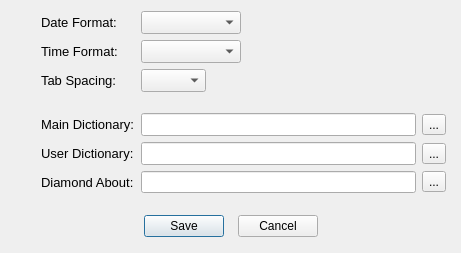
This is dialog_options.ui in copperspice/diamond as Qt 5 draws it before an edit. The edited form follows.
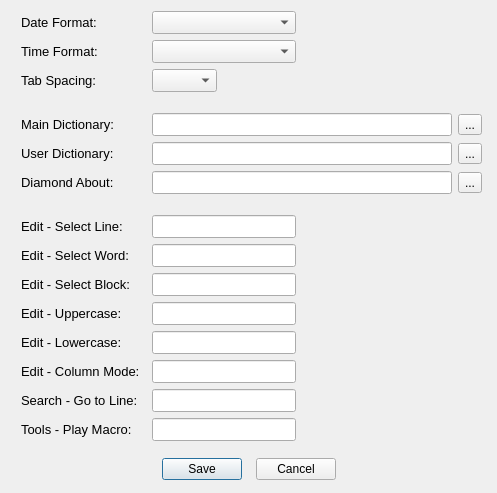
This is the edited form. Custom widgets are drawn as their Qt base class.

Commit message: User definded hot keys

The edit to the form file:
```diff
--- a/dialog_options.ui
+++ b/dialog_options.ui
@@ -9,8 +9,8 @@
    <rect>
     <x>0</x>
     <y>0</y>
-    <width>460</width>
-    <height>253</height>
+    <width>496</width>
+    <height>493</height>
    </rect>
   </property>
   <property name="windowTitle">
@@ -26,23 +26,32 @@
    <property name="rightMargin">
     <number>15</number>
    </property>
-   <item row="5" column="5">
-    <widget class="QToolButton" name="dictUser_TB">
-     <property name="text">
-      <string>...</string>
-     </property>
-    </widget>
-   </item>
-   <item row="4" column="5">
+   <item row="4" column="6">
     <widget class="QToolButton" name="dictMain_TB">
      <property name="text">
       <string>...</string>
      </property>
     </widget>
    </item>
-   <item row="4" column="0">
-    <spacer name="horizontalSpacer_2">
+   <item row="3" column="1">
+    <spacer name="verticalSpacer_2">
      <property name="orientation">
+      <enum>Qt::Vertical</enum>
+     </property>
+     <property name="sizeType">
+      <enum>QSizePolicy::Fixed</enum>
+     </property>
+     <property name="sizeHint" stdset="0">
+      <size>
+       <width>20</width>
+       <height>15</height>
+      </size>
+     </property>
+    </spacer>
+   </item>
+   <item row="1" column="4" colspan="3">
+    <spacer name="horizontalSpacer_3">
+     <property name="orientation">
       <enum>Qt::Horizontal</enum>
      </property>
      <property name="sizeType">
@@ -50,18 +59,65 @@
      </property>
      <property name="sizeHint" stdset="0">
       <size>
-       <width>13</width>
-       <height>13</height>
+       <width>125</width>
+       <height>20</height>
       </size>
      </property>
     </spacer>
    </item>
-   <item row="0" column="2">
-    <widget class="QComboBox" name="dateFormat_CB">
+   <item row="14" column="3">
+    <widget class="KeyLineEdit" name="key_columnMode">
+     <property name="font">
+      <font>
+       <pointsize>10</pointsize>
+      </font>
+     </property>
+    </widget>
+   </item>
+   <item row="17" column="1">
+    <spacer name="verticalSpacer_3">
+     <property name="orientation">
+      <enum>Qt::Vertical</enum>
+     </property>
+     <property name="sizeHint" stdset="0">
+      <size>
+       <width>20</width>
+       <height>10</height>
+      </size>
+     </property>
+    </spacer>
+   </item>
+   <item row="13" column="1">
+    <widget class="QLabel" name="label_11">
+     <property name="font">
+      <font>
+       <pointsize>10</pointsize>
+      </font>
+     </property>
+     <property name="text">
+      <string>Edit - Lowercase:</string>
+     </property>
+    </widget>
+   </item>
+   <item row="8" column="4">
+    <spacer name="horizontalSpacer">
+     <property name="orientation">
+      <enum>Qt::Horizontal</enum>
+     </property>
+     <property name="sizeHint" stdset="0">
+      <size>
+       <width>40</width>
+       <height>20</height>
+      </size>
+     </property>
+    </spacer>
+   </item>
+   <item row="2" column="1">
+    <widget class="QLabel" name="label_2">
      <property name="minimumSize">
       <size>
-       <width>100</width>
-       <height>0</height>
+       <width>0</width>
+       <height>20</height>
       </size>
      </property>
      <property name="font">
@@ -69,25 +125,33 @@
        <pointsize>10</pointsize>
       </font>
      </property>
+     <property name="text">
+      <string>Tab Spacing:</string>
+     </property>
     </widget>
    </item>
-   <item row="0" column="0">
-    <spacer name="horizontalSpacer_1">
-     <property name="orientation">
-      <enum>Qt::Horizontal</enum>
+   <item row="12" column="1">
+    <widget class="QLabel" name="label_13">
+     <property name="font">
+      <font>
+       <pointsize>10</pointsize>
+      </font>
      </property>
-     <property name="sizeType">
-      <enum>QSizePolicy::Fixed</enum>
+     <property name="text">
+      <string>Edit - Uppercase:</string>
      </property>
-     <property name="sizeHint" stdset="0">
-      <size>
-       <width>13</width>
-       <height>13</height>
-      </size>
+    </widget>
+   </item>
+   <item row="13" column="3">
+    <widget class="KeyLineEdit" name="key_lower">
+     <property name="font">
+      <font>
+       <pointsize>10</pointsize>
+      </font>
      </property>
-    </spacer>
+    </widget>
    </item>
-   <item row="8" column="0" colspan="6">
+   <item row="18" column="0" colspan="7">
     <layout class="QHBoxLayout" name="horizontalLayout_101">
      <item>
       <spacer name="horizontalSpacer_100">
@@ -147,6 +211,51 @@
      </item>
     </layout>
    </item>
+   <item row="5" column="3" colspan="3">
+    <widget class="QLineEdit" name="dictUser">
+     <property name="minimumSize">
+      <size>
+       <width>300</width>
+       <height>0</height>
+      </size>
+     </property>
+     <property name="font">
+      <font>
+       <pointsize>10</pointsize>
+      </font>
+     </property>
+     <property name="statusTip">
+      <string extracomment="Location of User Dictionary"/>
+     </property>
+     <property name="whatsThis">
+      <string/>
+     </property>
+     <property name="readOnly">
+      <bool>true</bool>
+     </property>
+    </widget>
+   </item>
+   <item row="9" column="3">
+    <widget class="KeyLineEdit" name="key_selectWord">
+     <property name="font">
+      <font>
+       <pointsize>10</pointsize>
+      </font>
+     </property>
+    </widget>
+   </item>
+   <item row="11" column="1">
+    <widget class="QLabel" name="label_12">
+     <property name="font">
+      <font>
+       <pointsize>10</pointsize>
+      </font>
+     </property>
+     <property name="text">
+      <string>Edit - Select Block:</string>
+     </property>
+    </widget>
+   </item>
    <item row="1" column="1">
     <widget class="QLabel" name="label_3">
      <property name="minimumSize">
@@ -165,182 +274,15 @@
      </property>
     </widget>
    </item>
-   <item row="2" column="2">
-    <widget class="QComboBox" name="tabSpacing_CB">
-     <property name="maximumSize">
-      <size>
-       <width>65</width>
-       <height>16777215</height>
-      </size>
-     </property>
+   <item row="8" column="1">
+    <widget class="QLabel" name="label_7">
      <property name="font">
       <font>
        <pointsize>10</pointsize>
       </font>
      </property>
-    </widget>
-   </item>
-   <item row="3" column="0">
-    <spacer name="verticalSpacer_2">
-     <property name="orientation">
-      <enum>Qt::Vertical</enum>
-     </property>
-     <property name="sizeType">
-      <enum>QSizePolicy::Fixed</enum>
-     </property>
-     <property name="sizeHint" stdset="0">
-      <size>
-       <width>20</width>
-       <height>15</height>
-      </size>
-     </property>
-    </spacer>
-   </item>
-   <item row="6" column="1">
-    <widget class="QLabel" name="label_6">
-     <property name="font">
-      <font>
-       <pointsize>10</pointsize>
-      </font>
-     </property>
-     <property name="whatsThis">
-      <string/>
-     </property>
      <property name="text">
-      <string>Diamond About:</string>
-     </property>
-    </widget>
-   </item>
-   <item row="1" column="2">
-    <widget class="QComboBox" name="timeFormat_CB">
-     <property name="minimumSize">
-      <size>
-       <width>100</width>
-       <height>0</height>
-      </size>
-     </property>
-     <property name="font">
-      <font>
-       <pointsize>10</pointsize>
-      </font>
-     </property>
-    </widget>
-   </item>
-   <item row="5" column="2" colspan="3">
-    <widget class="QLineEdit" name="dictUser">
-     <property name="minimumSize">
-      <size>
-       <width>275</width>
-       <height>0</height>
-      </size>
-     </property>
-     <property name="font">
-      <font>
-       <pointsize>10</pointsize>
-      </font>
-     </property>
-     <property name="statusTip">
-      <string extracomment="Location of User Dictionary"/>
-     </property>
-     <property name="whatsThis">
-      <string/>
-     </property>
-     <property name="readOnly">
-      <bool>true</bool>
-     </property>
-    </widget>
-   </item>
-   <item row="4" column="2" colspan="3">
-    <widget class="QLineEdit" name="dictMain">
-     <property name="minimumSize">
-      <size>
-       <width>275</width>
-       <height>0</height>
-      </size>
-     </property>
-     <property name="font">
-      <font>
-       <pointsize>10</pointsize>
-      </font>
-     </property>
-     <property name="toolTip">
-      <string extracomment="Location of Main Dictionary"/>
-     </property>
-     <property name="whatsThis">
-      <string/>
-     </property>
-     <property name="readOnly">
-      <bool>true</bool>
-     </property>
-    </widget>
-   </item>
-   <item row="5" column="1">
-    <widget class="QLabel" name="label_5">
-     <property name="minimumSize">
-      <size>
-       <width>0</width>
-       <height>20</height>
-      </size>
-     </property>
-     <property name="font">
-      <font>
-       <pointsize>10</pointsize>
-      </font>
-     </property>
-     <property name="text">
-      <string>User Dictionary:</string>
-     </property>
-    </widget>
-   </item>
-   <item row="0" column="1">
-    <widget class="QLabel" name="label">
-     <property name="minimumSize">
-      <size>
-       <width>0</width>
-       <height>20</height>
-      </size>
-     </property>
-     <property name="font">
-      <font>
-       <pointsize>10</pointsize>
-      </font>
-     </property>
-     <property name="text">
-      <string>Date Format:</string>
-     </property>
-    </widget>
-   </item>
-   <item row="1" column="3" colspan="3">
-    <spacer name="horizontalSpacer_3">
-     <property name="orientation">
-      <enum>Qt::Horizontal</enum>
-     </property>
-     <property name="sizeType">
-      <enum>QSizePolicy::Fixed</enum>
-     </property>
-     <property name="sizeHint" stdset="0">
-      <size>
-       <width>125</width>
-       <height>20</height>
-      </size>
-     </property>
-    </spacer>
-   </item>
-   <item row="2" column="1">
-    <widget class="QLabel" name="label_2">
-     <property name="minimumSize">
-      <size>
-       <width>0</width>
-       <height>20</height>
-      </size>
-     </property>
-     <property name="font">
-      <font>
-       <pointsize>10</pointsize>
-      </font>
-     </property>
-     <property name="text">
-      <string>Tab Spacing:</string>
+      <string>Edit - Select Line:</string>
      </property>
     </widget>
    </item>
@@ -362,7 +304,86 @@
      </property>
     </widget>
    </item>
-   <item row="6" column="5">
+   <item row="0" column="1">
+    <widget class="QLabel" name="label">
+     <property name="minimumSize">
+      <size>
+       <width>0</width>
+       <height>20</height>
+      </size>
+     </property>
+     <property name="font">
+      <font>
+       <pointsize>10</pointsize>
+      </font>
+     </property>
+     <property name="text">
+      <string>Date Format:</string>
+     </property>
+    </widget>
+   </item>
+   <item row="11" column="3">
+    <widget class="KeyLineEdit" name="key_selectBlock">
+     <property name="font">
+      <font>
+       <pointsize>10</pointsize>
+      </font>
+     </property>
+    </widget>
+   </item>
+   <item row="15" column="1">
+    <widget class="QLabel" name="label_9">
+     <property name="font">
+      <font>
+       <pointsize>10</pointsize>
+      </font>
+     </property>
+     <property name="text">
+      <string>Search - Go to Line:</string>
+     </property>
+    </widget>
+   </item>
+   <item row="4" column="3" colspan="3">
+    <widget class="QLineEdit" name="dictMain">
+     <property name="minimumSize">
+      <size>
+       <width>300</width>
+       <height>0</height>
+      </size>
+     </property>
+     <property name="font">
+      <font>
+       <pointsize>10</pointsize>
+      </font>
+     </property>
+     <property name="toolTip">
+      <string extracomment="Location of Main Dictionary"/>
+     </property>
+     <property name="whatsThis">
+      <string/>
+     </property>
+     <property name="readOnly">
+      <bool>true</bool>
+     </property>
+    </widget>
+   </item>
+   <item row="5" column="6">
+    <widget class="QToolButton" name="dictUser_TB">
+     <property name="text">
+      <string>...</string>
+     </property>
+    </widget>
+   </item>
+   <item row="8" column="3">
+    <widget class="KeyLineEdit" name="key_selectLine">
+     <property name="font">
+      <font>
+       <pointsize>10</pointsize>
+      </font>
+     </property>
+    </widget>
+   </item>
+   <item row="6" column="6">
     <widget class="QToolButton" name="about_TB">
      <property name="text">
       <string>...</string>
@@ -385,18 +406,180 @@
      </property>
     </spacer>
    </item>
-   <item row="6" column="2" colspan="3">
+   <item row="14" column="1">
+    <widget class="QLabel" name="label_10">
+     <property name="font">
+      <font>
+       <pointsize>10</pointsize>
+      </font>
+     </property>
+     <property name="text">
+      <string>Edit - Column Mode:</string>
+     </property>
+    </widget>
+   </item>
+   <item row="6" column="3" colspan="3">
     <widget class="QLineEdit" name="about">
+     <property name="minimumSize">
+      <size>
+       <width>300</width>
+       <height>0</height>
+      </size>
+     </property>
+     <property name="font">
+      <font>
+       <pointsize>10</pointsize>
+      </font>
+     </property>
      <property name="statusTip">
       <string extracomment="Location of about Index.html "/>
      </property>
      <property name="whatsThis">
       <string/>
      </property>
+     <property name="readOnly">
+      <bool>true</bool>
+     </property>
+    </widget>
+   </item>
+   <item row="6" column="1">
+    <widget class="QLabel" name="label_6">
+     <property name="font">
+      <font>
+       <pointsize>10</pointsize>
+      </font>
+     </property>
+     <property name="whatsThis">
+      <string/>
+     </property>
+     <property name="text">
+      <string>Diamond About:</string>
+     </property>
+    </widget>
+   </item>
+   <item row="0" column="3">
+    <widget class="QComboBox" name="dateFormat_CB">
+     <property name="minimumSize">
+      <size>
+       <width>100</width>
+       <height>0</height>
+      </size>
+     </property>
+     <property name="font">
+      <font>
+       <pointsize>10</pointsize>
+      </font>
+     </property>
+    </widget>
+   </item>
+   <item row="9" column="1">
+    <widget class="QLabel" name="label_8">
+     <property name="font">
+      <font>
+       <pointsize>10</pointsize>
+      </font>
+     </property>
+     <property name="text">
+      <string>Edit - Select Word:</string>
+     </property>
+    </widget>
+   </item>
+   <item row="2" column="3">
+    <widget class="QComboBox" name="tabSpacing_CB">
+     <property name="maximumSize">
+      <size>
+       <width>65</width>
+       <height>16777215</height>
+      </size>
+     </property>
+     <property name="font">
+      <font>
+       <pointsize>10</pointsize>
+      </font>
+     </property>
+    </widget>
+   </item>
+   <item row="1" column="3">
+    <widget class="QComboBox" name="timeFormat_CB">
+     <property name="minimumSize">
+      <size>
+       <width>100</width>
+       <height>0</height>
+      </size>
+     </property>
+     <property name="font">
+      <font>
+       <pointsize>10</pointsize>
+      </font>
+     </property>
+    </widget>
+   </item>
+   <item row="15" column="3">
+    <widget class="KeyLineEdit" name="key_goLine">
+     <property name="font">
+      <font>
+       <pointsize>10</pointsize>
+      </font>
+     </property>
+    </widget>
+   </item>
+   <item row="5" column="1">
+    <widget class="QLabel" name="label_5">
+     <property name="minimumSize">
+      <size>
+       <width>0</width>
+       <height>20</height>
+      </size>
+     </property>
+     <property name="font">
+      <font>
+       <pointsize>10</pointsize>
+      </font>
+     </property>
+     <property name="text">
+      <string>User Dictionary:</string>
+     </property>
+    </widget>
+   </item>
+   <item row="12" column="3">
+    <widget class="KeyLineEdit" name="key_upper">
+     <property name="font">
+      <font>
+       <pointsize>10</pointsize>
+      </font>
+     </property>
+    </widget>
+   </item>
+   <item row="16" column="1">
+    <widget class="QLabel" name="label_14">
+     <property name="font">
+      <font>
+       <pointsize>10</pointsize>
+      </font>
+     </property>
+     <property name="text">
+      <string>Tools - Play Macro:</string>
+     </property>
+    </widget>
+   </item>
+   <item row="16" column="3">
+    <widget class="KeyLineEdit" name="key_macroPlay">
+     <property name="font">
+      <font>
+       <pointsize>10</pointsize>
+      </font>
+     </property>
     </widget>
    </item>
   </layout>
  </widget>
+ <customwidgets>
+  <customwidget>
+   <class>KeyLineEdit</class>
+   <extends>QLineEdit</extends>
+   <header>keylineedit.h</header>
+  </customwidget>
+ </customwidgets>
  <tabstops>
   <tabstop>dateFormat_CB</tabstop>
   <tabstop>timeFormat_CB</tabstop>
```
The commit also changes 12 other files.
